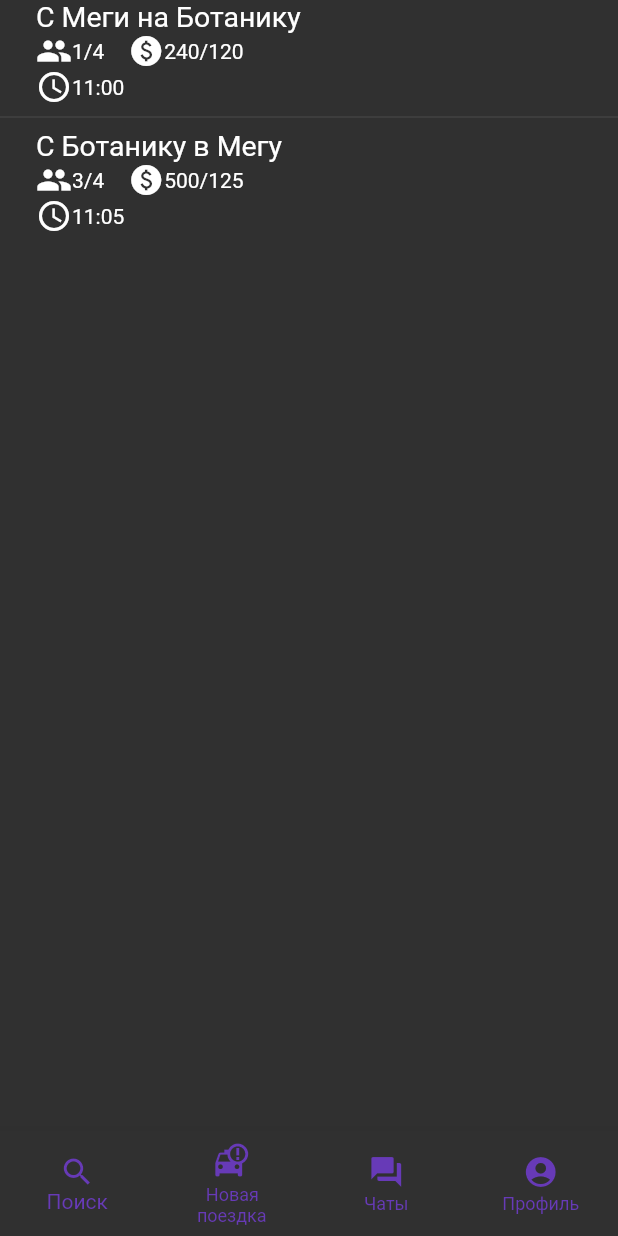
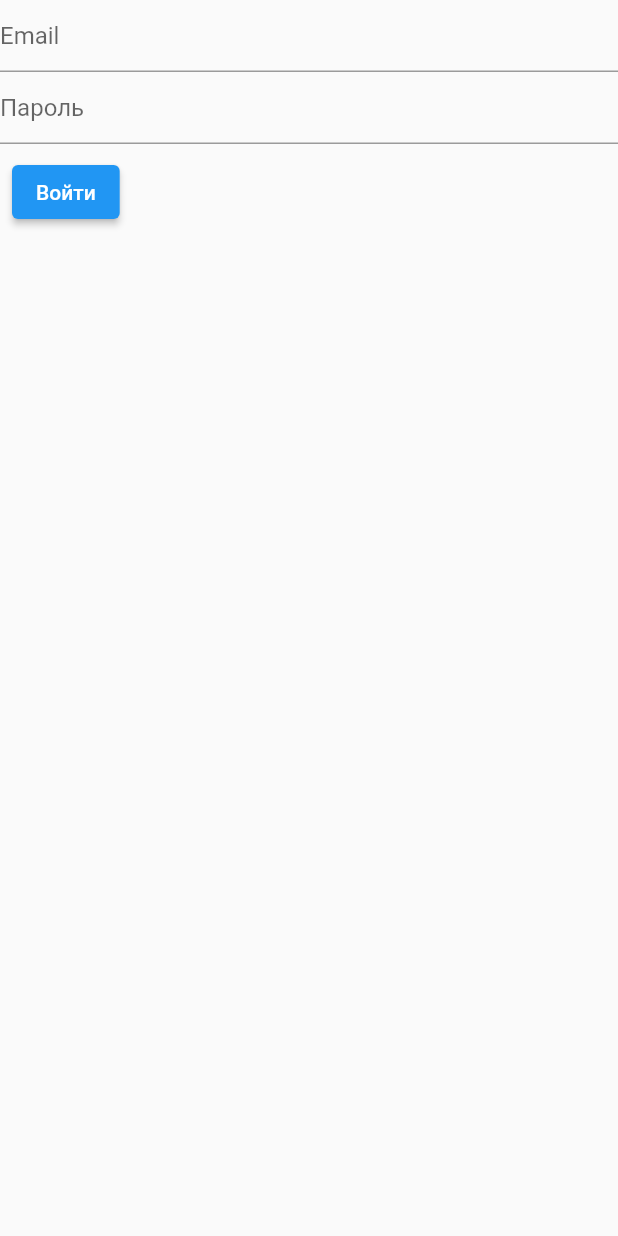
Before and after one commit to newu2012/ShareTaxi_FlutterApp, a Flutter app: the screen it shows after launch, on a phone screen of 412 x 824 dp. Run offline on Flutter 3.47's test engine with Material 2 defaults, Android fonts, the phone set to English and light mode, and no system bars; our stand-ins replace email_validator, persistent_bottom_nav_bar.

Commit message:
feat: change botNavBar, add login and error pages

```diff
--- a/lib/app.dart
+++ b/lib/app.dart
@@ -1,10 +1,13 @@
 import 'package:flutter/material.dart';
 
 import 'home.dart';
+import 'common/unknown_page.dart';
 import 'trip/trip.dart';
+import 'login/presentation/pages/login_page.dart';
 
 class App extends StatelessWidget {
   const App({Key? key}) : super(key: key);
+  // TODO remove trips placeholder
   static final trips = <Trip>[
     Trip('С Меги на Ботанику', 1, 4, 240,
         DateTime.now().add(const Duration(minutes: 30))),
@@ -14,14 +17,31 @@ class App extends StatelessWidget {
 
   @override
   Widget build(BuildContext context) {
-    // TODO remove trips placeholder
-
     return MaterialApp(
-      theme: ThemeData.dark(),
-      home: Home(
-        title: 'Flutter Demo Home Page',
-        trips: trips,
-      ),
+      theme: ThemeData.light(),
+      initialRoute: '/login',
+      onGenerateRoute: (settings) => OnGenerateRoute(settings),
     );
   }
+
+  static MaterialPageRoute OnGenerateRoute(RouteSettings settings) {
+    switch (settings.name) {
+      case '/onboarding':
+        //  TODO Change to OnboardingPage()
+        return MaterialPageRoute(builder: (context) => const UnknownPage());
+      case '/login':
+        //  TODO Change to OnboardingPage()
+        return MaterialPageRoute(builder: (context) => const LoginPage());
+      case '/signup':
+        //  TODO Change to OnboardingPage()
+        return MaterialPageRoute(builder: (context) => const UnknownPage());
+      case '/':
+        //  TODO Change to OnboardingPage()
+        return MaterialPageRoute(
+            builder: (context) => Home(trips: trips));
+
+      default:
+        return MaterialPageRoute(builder: (context) => const UnknownPage());
+    }
+  }
 }
--- /dev/null
+++ b/lib/login/presentation/pages/login_page.dart
@@ -0,0 +1,69 @@
+import 'package:flutter/material.dart';
+import 'package:email_validator/email_validator.dart';
+
+class LoginPage extends StatelessWidget {
+  const LoginPage({Key? key}) : super(key: key);
+
+  @override
+  Widget build(BuildContext context) {
+    return const Scaffold(body: SafeArea(child: LoginForm()));
+  }
+}
+
+class LoginForm extends StatefulWidget {
+  const LoginForm({Key? key}) : super(key: key);
+
+  @override
+  _LoginFormState createState() => _LoginFormState();
+}
+
+class _LoginFormState extends State<LoginForm> {
+  final GlobalKey<FormState> _formKey = GlobalKey<FormState>();
+
+  @override
+  Widget build(BuildContext context) {
+    return Form(
+      key: _formKey,
+      child: Column(
+        crossAxisAlignment: CrossAxisAlignment.start,
+        children: [
+          TextFormField(
+            decoration: const InputDecoration(
+              hintText: 'Email',
+            ),
+            validator: (String? value) {
+              if (value == null ||
+                  value.isEmpty ||
+                  !EmailValidator.validate(value))
+                return 'Введите действительный email';
+              return null;
+            },
+          ),
+          TextFormField(
+            obscureText: true,
+            decoration: const InputDecoration(
+              hintText: 'Пароль',
+            ),
+            validator: (String? value) {
+              if (value == null || value.isEmpty || value.length < 6)
+                return 'Введите действительный пароль';
+              return null;
+            },
+          ),
+          Padding(
+            padding: const EdgeInsets.all(8.0),
+            child: ElevatedButton(
+              onPressed: () {
+                // TODO replace with server authentication
+                if (_formKey.currentState!.validate()) {
+                  Navigator.pushReplacementNamed(context, '/');
+                }
+              },
+              child: const Text('Войти'),
+            ),
+          ),
+        ],
+      ),
+    );
+  }
+}
--- a/lib/trip/Presentation/trips_list_page.dart
+++ /dev/null
@@ -1,45 +0,0 @@
-import 'package:flutter/material.dart';
-
-import 'trip_list_tile.dart';
-import '../trip.dart';
-
-class TripsListPage extends StatelessWidget {
-  const TripsListPage({Key? key, required this.trips}) : super(key: key);
-  final List<Trip> trips;
-
-  @override
-  Widget build(BuildContext context) {
-    return Scaffold(
-      body: Container(
-        child: ListView.separated(
-          itemCount: trips.length,
-          itemBuilder: (BuildContext context, int index) {
-            return TripListTile(trips[index]);
-          },
-          separatorBuilder: (context, index) {
-            return const Divider();
-          },
-        ),
-      ),
-      bottomNavigationBar: BottomNavigationBar(
-        type: BottomNavigationBarType.fixed,
-        enableFeedback: false,
-        showUnselectedLabels: true,
-        selectedItemColor: Colors.deepPurple,
-        selectedIconTheme: const IconThemeData(color: Colors.deepPurple),
-        unselectedItemColor: Colors.deepPurple,
-        unselectedIconTheme: const IconThemeData(color: Colors.deepPurple),
-        items: [
-          const BottomNavigationBarItem(
-              icon: Icon(Icons.search), label: 'Поиск'),
-          const BottomNavigationBarItem(
-              icon: Icon(Icons.taxi_alert), label: '  Новая\nпоездка'),
-          const BottomNavigationBarItem(
-              icon: Icon(Icons.question_answer), label: 'Чаты'),
-          const BottomNavigationBarItem(
-              icon: Icon(Icons.account_circle), label: 'Профиль'),
-        ],
-      ),
-    );
-  }
-}
--- a/lib/trip/Presentation/trip_list_tile.dart
+++ b/lib/trip/presentation/widgets/trip_list_tile.dart
@@ -1,7 +1,7 @@
 import 'package:flutter/material.dart';
 import 'package:intl/intl.dart';
 
-import '../trip.dart';
+import '../../trip.dart';
 
 class TripListTile extends StatelessWidget {
   const TripListTile(Trip this.trip, {Key? key}) : super(key: key);
--- a/pubspec.yaml
+++ b/pubspec.yaml
@@ -14,6 +14,10 @@ dependencies:
   cupertino_icons: ^1.0.4
   intl: ^0.17.0
 
+  # additional packages, can be simply replaced by self-created widgets
+  persistent_bottom_nav_bar: ^4.0.2
+  email_validator: ^2.0.1
+
 dev_dependencies:
   flutter_test:
     sdk: flutter
```
Also changed, not shown: lib/common/unknown_page.dart (added, +10 -0 lines), lib/home.dart (+45 -11 lines), lib/trip/presentation/pages/trips_list_page.dart (added, +24 -0 lines), lib/router.dart (deleted), pubspec.lock.
